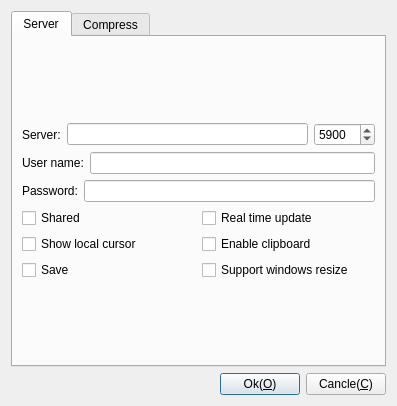
The window that Viewer/Plugins/LibVnc/DlgSettingsLibVnc.ui (KangLin/RabbitRemoteControl) describes before a commit, drawn with Qt 5.
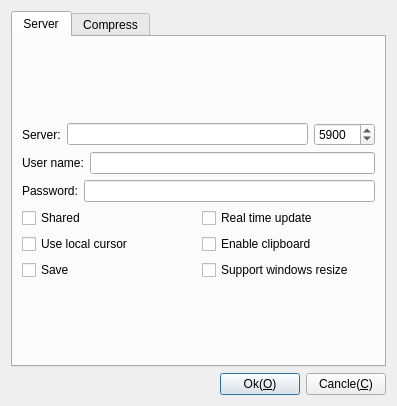
The same window after the commit.

Commit message: LibVnc: add cursor

The edit to the form file:
```diff
--- a/Viewer/Plugins/LibVnc/DlgSettingsLibVnc.ui
+++ b/Viewer/Plugins/LibVnc/DlgSettingsLibVnc.ui
@@ -126,7 +126,7 @@
          <item>
           <widget class="QCheckBox" name="cbLocalCursor">
            <property name="text">
-            <string>Show local cursor</string>
+            <string>Use local cursor</string>
            </property>
           </widget>
          </item>
```
The commit also changes 4 other files.
